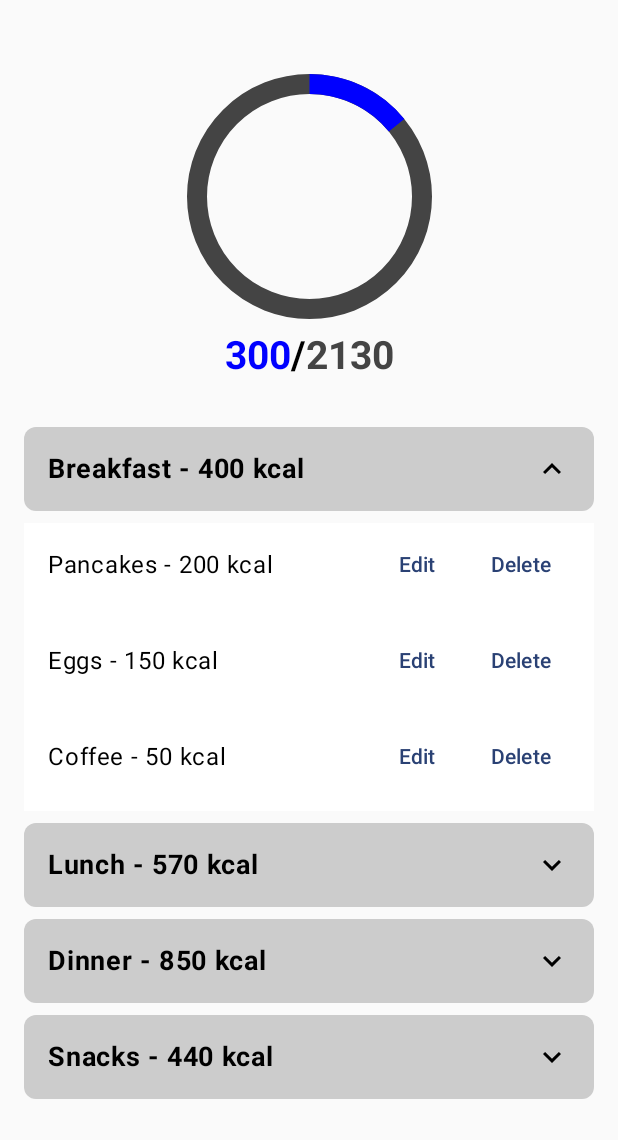
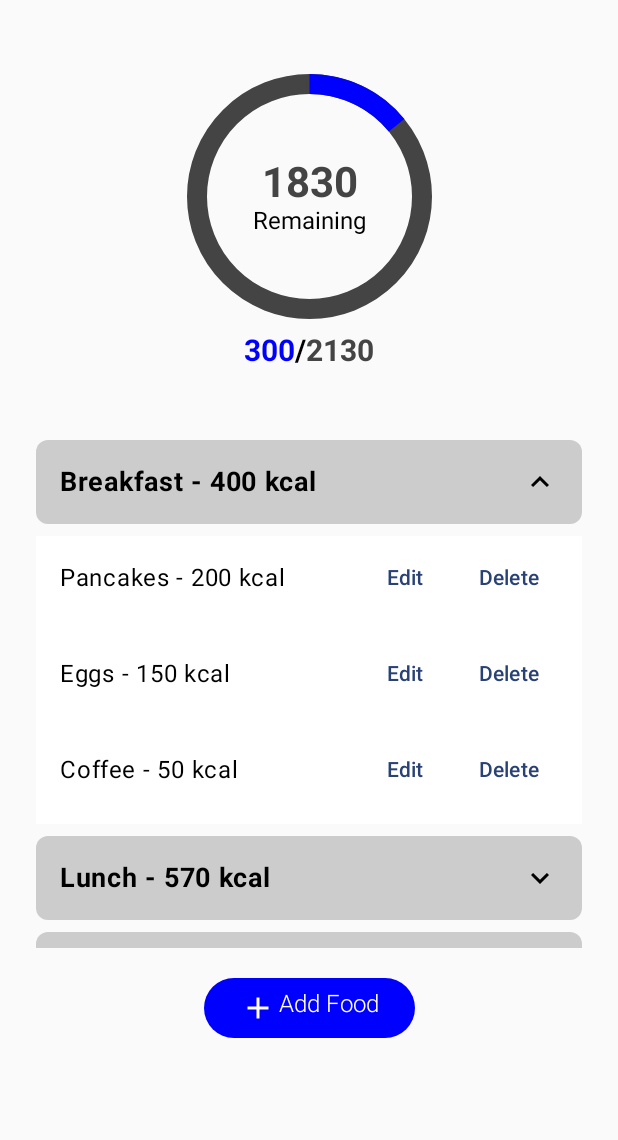
Before and after one commit to ikolobara/calorie-tracker, an Android app built with Jetpack Compose: the screen it shows after launch (MainActivity), after a tap on an icon or button, on a phone screen of 412 x 824 dp, the part 96-1236 px from its top. Run offline under Robolectric (Android 15) with nearby library versions, the phone set to English and light mode, and no system bars.

Commit message:
improve dashboardscreen ui

```diff
--- a/app/src/main/java/hr/ferit/ivankolobara/calorietracker/ui/DashboardScreen.kt
+++ b/app/src/main/java/hr/ferit/ivankolobara/calorietracker/ui/DashboardScreen.kt
@@ -16,6 +16,7 @@ import androidx.compose.foundation.layout.fillMaxWidth
 import androidx.compose.foundation.layout.padding
 import androidx.compose.foundation.layout.size
 import androidx.compose.foundation.layout.width
+import androidx.compose.foundation.lazy.LazyColumn
 import androidx.compose.foundation.shape.CircleShape
 import androidx.compose.foundation.shape.RoundedCornerShape
 import androidx.compose.material.icons.Icons
@@ -49,7 +50,6 @@ import androidx.navigation.NavHostController
 import hr.ferit.ivankolobara.calorietracker.R
 import hr.ferit.ivankolobara.calorietracker.Routes
 
-
 @Composable
 fun DashboardScreen(navigation: NavHostController) {
     Column(
@@ -59,8 +59,7 @@ fun DashboardScreen(navigation: NavHostController) {
     ) {
         TopNavMenu(navigation)
         CircularCalorieGraph(300, 2130, Color.Blue, Color.DarkGray)
-        ExpandableListWithCalories()
-        CustomIconButton(R.drawable.ic_plus, "Add food", navigation)
+        ExpandableListWithCalories(navigation)
     }
 }
 
@@ -73,8 +72,13 @@ fun CircularCalorieGraph(
     remainingColor: Color = Color.Red
 ) {
     val consumedPercentage = consumedCalories.toFloat() / totalCalories
+    val remainingCalories = totalCalories - consumedCalories
 
-    Canvas(modifier = Modifier.size(150.dp)) {
+    Box(
+        contentAlignment = Alignment.Center,
+        modifier = Modifier.size(150.dp)
+    ) {
+        Canvas(modifier = Modifier.matchParentSize()) {
             drawArc(
                 color = remainingColor,
                 startAngle = -90f,
@@ -91,30 +95,51 @@ fun CircularCalorieGraph(
                 style = Stroke(width = 20f)
             )
         }
+
+        Column(horizontalAlignment = Alignment.CenterHorizontally) {
+            Text(
+                text = "$remainingCalories",
+                style = TextStyle(
+                    fontSize = 28.sp,
+                    fontWeight = FontWeight.Bold,
+                    color = remainingColor
+                )
+            )
+            Text(
+                text = "Remaining",
+                style = TextStyle(
+                    fontSize = 16.sp,
+                    fontWeight = FontWeight.Normal,
+                    color = Color.Black
+                )
+            )
+        }
+    }
+
     Text(
         text = buildAnnotatedString {
-            withStyle(style = SpanStyle(color = consumedColor)){
+            withStyle(style = SpanStyle(color = consumedColor)) {
                 append("$consumedCalories")
             }
-            withStyle(style = SpanStyle(color = Color.Black)){
+            withStyle(style = SpanStyle(color = Color.Black)) {
                 append("/")
             }
-            withStyle(style = SpanStyle(color = remainingColor)){
+            withStyle(style = SpanStyle(color = remainingColor)) {
                 append("$totalCalories")
             }
         },
         style = TextStyle(
-            fontSize = 26.sp,
+            fontSize = 20.sp,
             fontWeight = FontWeight.Bold
         ),
-        modifier = Modifier
-            .padding(vertical = 16.dp, horizontal = 16.dp)
+        modifier = Modifier.padding(top = 16.dp)
     )
 }
 
+
 @SuppressLint("UnrememberedMutableState")
 @Composable
-fun ExpandableListWithCalories() {
+fun ExpandableListWithCalories(navigation: NavHostController) {
     val items = listOf("Breakfast", "Lunch", "Dinner", "Snacks")
     val meals = mutableStateMapOf(
         "Breakfast" to mutableListOf("Pancakes", "Eggs", "Coffee"),
@@ -130,21 +155,29 @@ fun ExpandableListWithCalories() {
         "Chips" to 220, "Fruit" to 100, "Yogurt" to 120
     )
 
-    // Track expanded categories
     val expandedItems = remember { mutableStateMapOf<String, Boolean>().apply {
         items.forEach { this[it] = false }
     } }
 
     Column(
         modifier = Modifier
+        .fillMaxSize()
+        .padding(horizontal = 8.dp)
+        .padding(bottom = 64.dp, top = 32.dp),
+        horizontalAlignment = Alignment.CenterHorizontally
+    ){
+        LazyColumn(
+            modifier = Modifier
                 .padding(16.dp)
-            .fillMaxWidth(),
+                .fillMaxWidth()
+                .weight(1f),
             verticalArrangement = Arrangement.spacedBy(8.dp)
         ) {
             items.forEach { category ->
                 val isExpanded = expandedItems[category] ?: false
                 val totalCalories = meals[category]?.sumOf { calorieMap[it] ?: 0 } ?: 0
 
+                item {
                     Box(
                         modifier = Modifier
                             .fillMaxWidth()
@@ -172,8 +205,10 @@ fun ExpandableListWithCalories() {
                             )
                         }
                     }
+                }
 
                 if (isExpanded) {
+                    item {
                         Column(
                             modifier = Modifier
                                 .fillMaxWidth()
@@ -213,6 +248,9 @@ fun ExpandableListWithCalories() {
                 }
             }
         }
+        CustomIconButton(R.drawable.ic_plus, "Add Food", navigation)
+    }
+}
 
 @Composable
 fun CustomIconButton(
@@ -223,7 +261,7 @@ fun CustomIconButton(
     Button(
         onClick = { navigation.navigate(Routes.AddMeal) },
         colors = ButtonDefaults.buttonColors(containerColor = Color.Blue),
-        modifier = Modifier.padding(top = 18.dp)
+        modifier = Modifier.padding(top = 0.dp)
     ) {
         Row {
             Icon(
```
Also changed, not shown: app/src/main/res/drawable/check_mark.png (deleted). Lines whose indentation alone changed are shown as unchanged.
